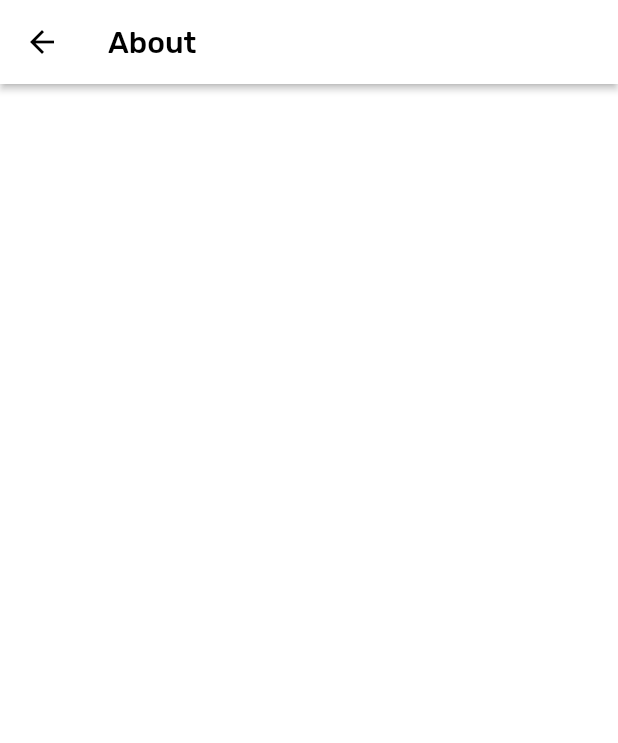
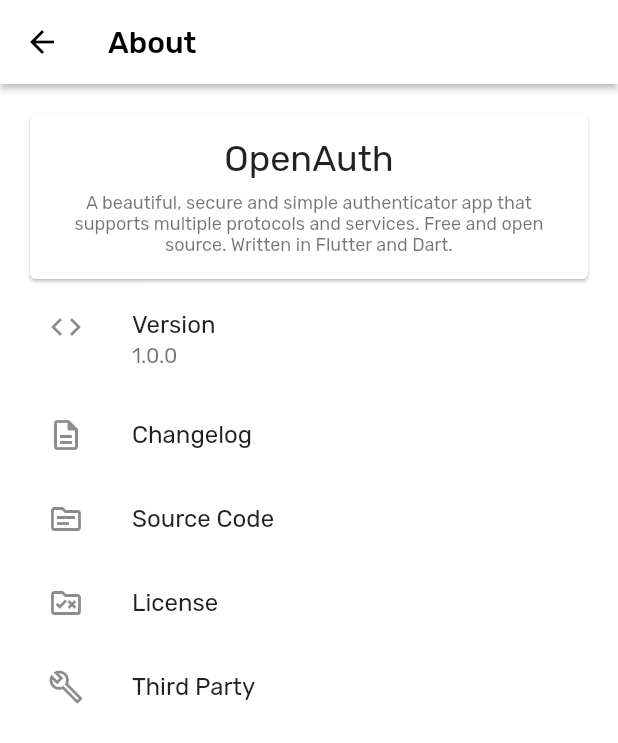
Before and after one commit to icabetong/openauth, a Flutter app: the AboutRoute screen opened directly, on a phone screen of 412 x 824 dp. Shown: the top 743 px of the screen. Run offline on Flutter 3.47's test engine with Material 2 defaults, Android fonts, the phone set to English and light mode, and no system bars; our stand-ins replace flutter_secure_storage, hive, hive_flutter, package_info_plus, reorderables, settings_ui and 1 more; missing offline and left inert: base32, otp, qr_code_scanner; accounts and stored records are empty; generated files the repository leaves out were written again.

Commit message:
Initial About Page

```diff
--- a/lib/about/about.dart
+++ b/lib/about/about.dart
@@ -1,5 +1,6 @@
 import 'package:flutter/material.dart';
 import 'package:flutter_gen/gen_l10n/translations.dart';
+import 'package:package_info_plus/package_info_plus.dart';
 
 class AboutRoute extends StatefulWidget {
   const AboutRoute({Key? key}) : super(key: key);
@@ -12,13 +13,66 @@ class _AboutRouteState extends State<AboutRoute> {
   @override
   Widget build(BuildContext context) {
     return Scaffold(
-      appBar: AppBar(
-        title: Text(Translations.of(context)!.menu_about),
-      ),
+      appBar: AppBar(title: Text(Translations.of(context)!.menu_about)),
       body: Padding(
-        padding: const EdgeInsets.all(16),
+        padding: const EdgeInsets.all(16.0),
         child: Column(
-          children: const [],
+          crossAxisAlignment: CrossAxisAlignment.stretch,
+          children: [
+            Card(
+              child: Padding(
+                padding: const EdgeInsets.all(16),
+                child: Column(
+                  children: [
+                    Text(Translations.of(context)!.app_name,
+                        style: Theme.of(context).textTheme.headline5),
+                    const SizedBox(height: 8),
+                    Text(Translations.of(context)!.app_desc,
+                        textAlign: TextAlign.center,
+                        style: Theme.of(context).textTheme.caption)
+                  ],
+                ),
+              ),
+            ),
+            Expanded(
+              child: FutureBuilder<PackageInfo>(
+                  future: PackageInfo.fromPlatform(),
+                  builder: (context, snapshot) {
+                    if (snapshot.hasData) {
+                      return ListView(
+                        children: [
+                          ListTile(
+                            leading: const Icon(Icons.code),
+                            title:
+                                Text(Translations.of(context)!.about_version),
+                            subtitle: Text(snapshot.data!.version),
+                          ),
+                          ListTile(
+                              leading: const Icon(Icons.description_outlined),
+                              title: Text(
+                                  Translations.of(context)!.about_changelog)),
+                          ListTile(
+                              leading: const Icon(Icons.source_outlined),
+                              title: Text(
+                                  Translations.of(context)!.about_source_code)),
+                          ListTile(
+                              leading: const Icon(Icons.rule_folder_outlined),
+                              title: Text(
+                                  Translations.of(context)!.about_license)),
+                          ListTile(
+                              leading: const Icon(Icons.build_outlined),
+                              title: Text(
+                                  Translations.of(context)!.about_third_party))
+                        ],
+                      );
+                    } else if (snapshot.hasError) {
+                      return Container();
+                    }
+
+                    return const Center(child: CircularProgressIndicator());
+                  }),
+            ),
+          ],
         ),
       ),
     );
--- a/lib/locales/app_en.arb
+++ b/lib/locales/app_en.arb
@@ -1,5 +1,6 @@
 {
     "app_name": "OpenAuth",
+    "app_desc": "A beautiful, secure and simple authenticator app that supports multiple protocols and services. Free and open source. Written in Flutter and Dart.",
     "title_unlock_app": "Unlock OpenAuth",
     "title_unlock_app_subtitle": "Enter your passphrase to unlock the app",
     "title_setup_app_protection": "Setup App Protection",
@@ -30,6 +31,8 @@
     "sort_name_descending": "Name (Descending)",
     "sort_issuer_ascending": "Issuer (Ascending)",
     "sort_issuer_descending": "Issuer (Descending)",
+    "concat_seconds": "Seconds",
+    "concat_digits": "Digits",
     "button_add": "Add",
     "button_save": "Save",
     "button_edit": "Edit",
@@ -69,10 +72,17 @@
     "settings_theme_dracula": "Dracula",
     "settings_theme_nord": "Nord",
     "settings_theme_sunset": "Sunset",
+    "settings_tap_to_copy": "Copy tokens when tapped",
+    "settings_tap_to_copy_subtitle": "Copy the tokens to the clipboard when tapped",
+    "settings_tap_to_reveal": "Reveal tokens when tapped",
+    "settings_tap_to_reveal_subtitle": "Tokens will need to be tapped in order to be shown",
     "settings_hide_secrets": "Hide Secrets",
     "settings_hide_secrets_subtitle": "Hide secrets with obscuring characters",
     "settings_access_protection": "Access Protection",
-    "settings_access_protection_subtitle": "Require a PIN to access the app.",
-    "concat_seconds": "Seconds",
-    "concat_digits": "Digits"
+    "settings_access_protection_subtitle": "Require a PIN to access the app",
+    "about_version": "Version",
+    "about_changelog": "Changelog",
+    "about_source_code": "Source Code",
+    "about_license": "License",
+    "about_third_party": "Third Party"
 }
--- a/lib/theme/dracula.dart
+++ b/lib/theme/dracula.dart
@@ -21,5 +21,6 @@ ThemeData getDracula() {
       bottomAppBarTheme: base.bottomAppBarTheme.copyWith(color: surface),
       popupMenuTheme: base.popupMenuTheme.copyWith(color: surface),
       bottomSheetTheme:
-          base.bottomSheetTheme.copyWith(backgroundColor: surface));
+          base.bottomSheetTheme.copyWith(backgroundColor: surface),
+      cardTheme: base.cardTheme.copyWith(color: surface));
 }
--- a/lib/theme/nord.dart
+++ b/lib/theme/nord.dart
@@ -22,5 +22,6 @@ ThemeData getNord() {
           onSurface: onSurface),
       popupMenuTheme: base.popupMenuTheme.copyWith(color: surface),
       bottomSheetTheme:
-          base.bottomSheetTheme.copyWith(backgroundColor: surface));
+          base.bottomSheetTheme.copyWith(backgroundColor: surface),
+      cardTheme: base.cardTheme.copyWith(color: surface));
 }
--- a/pubspec.yaml
+++ b/pubspec.yaml
@@ -40,6 +40,7 @@ dependencies:
   otp: ^3.0.1
   reorderables: ^0.4.1
   base32: ^2.1.1
+  package_info_plus: ^1.3.0
 
 dev_dependencies:
   flutter_test:
```
Also changed, not shown: pubspec.lock.
